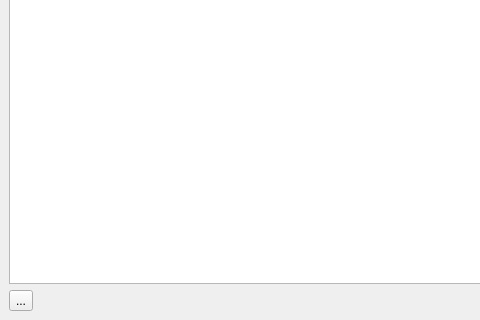
patrickhartling/maestro, file trunk/maestro/gui/plugins/views/reboot/RebootViewerBase.ui: the form before one commit; both pictures show x 0 to 480 and y 91 to 411 of the 591 by 411 pixel window.
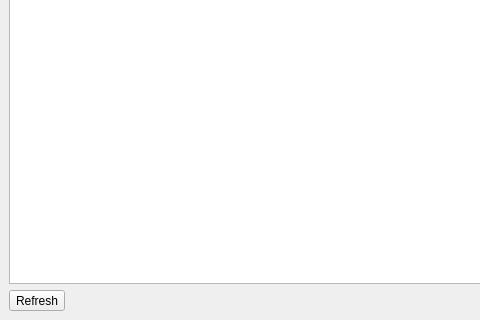
The form after the commit. Icons and pictures are not drawn.

Commit message: Changed the "Refresh" button so that it uses text instead of an icon. Currently, reload.png is too similar to the icons in use for rebooting, and it is confusing to users.

Diff of the .ui file:
```diff
--- a/trunk/maestro/gui/plugins/views/reboot/RebootViewerBase.ui
+++ b/trunk/maestro/gui/plugins/views/reboot/RebootViewerBase.ui
@@ -105,7 +105,7 @@
      <item>
       <widget class="QToolButton" name="mRefreshBtn" >
        <property name="text" >
-        <string>...</string>
+        <string>Refresh</string>
        </property>
        <property name="icon" >
         <iconset resource="../../../MaestroResource.qrc" >:/Maestro/images/reload.png</iconset>
```
Left out of the diff: 2 changed lines with no effect on the pictures. The commit also changes 2 other files.
